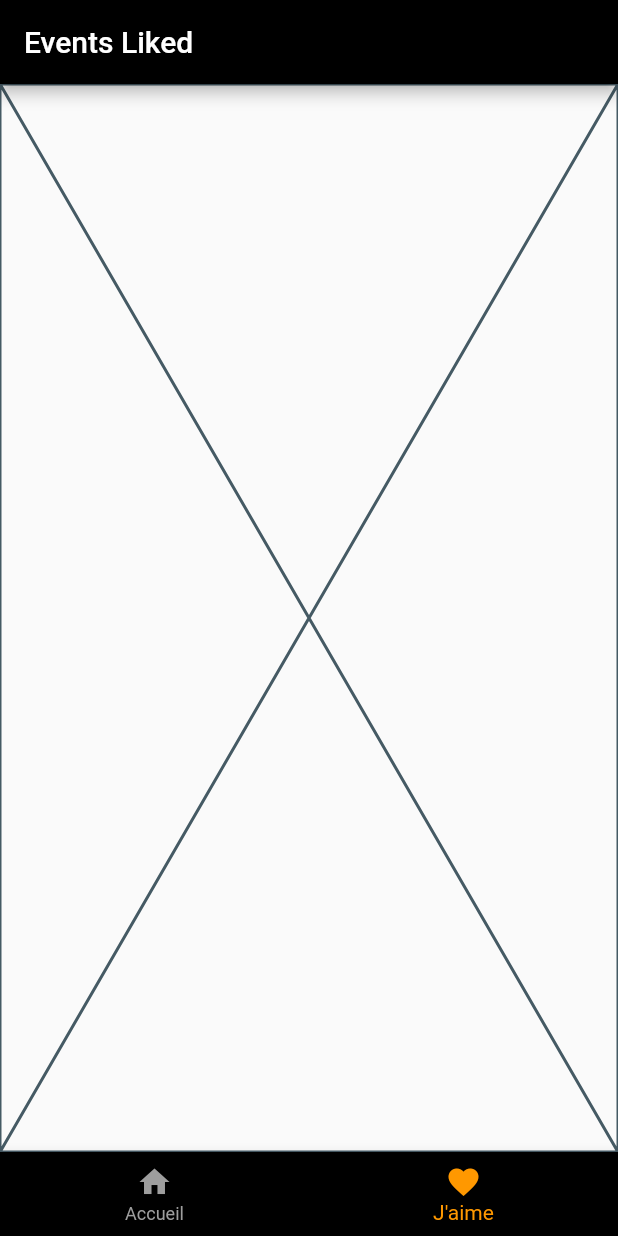
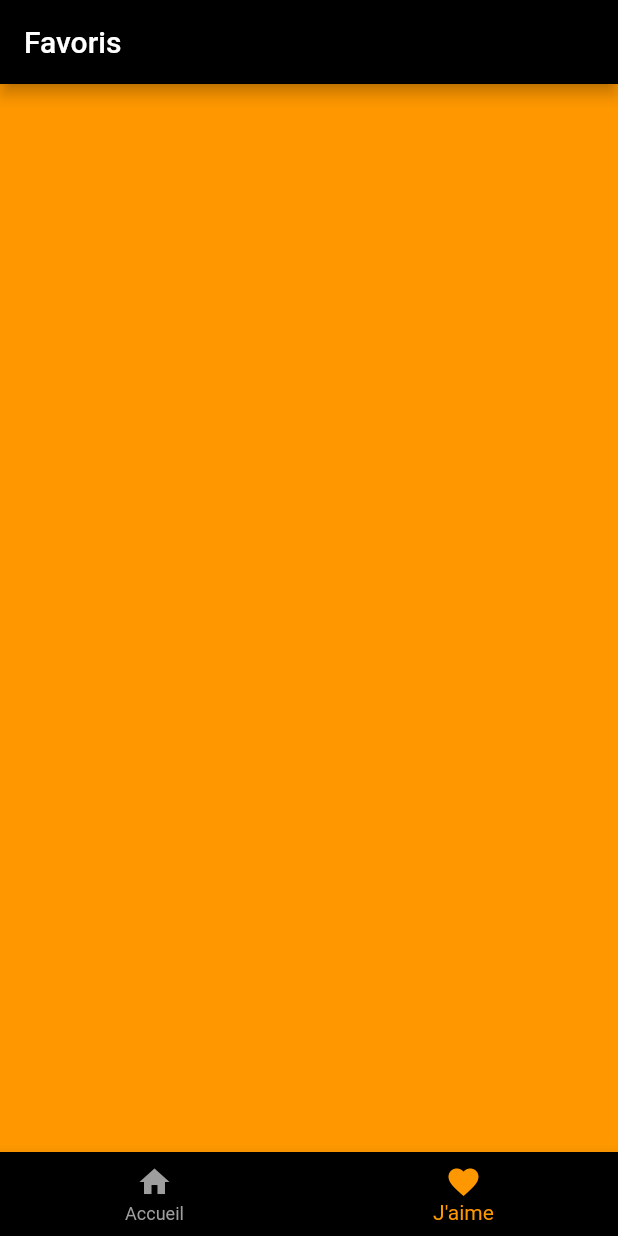
Before and after one commit to MrBen210/app_project_flutter, a Flutter app: the screen it shows after launch, item 2 of the bottom bar chosen, on a phone screen of 412 x 824 dp. Run offline on Flutter 3.47's test engine with Material 2 defaults, Android fonts, the phone set to English and light mode, and no system bars; network calls fail.

```diff
--- a/lib/Pages/Event_Liked.dart
+++ b/lib/Pages/Event_Liked.dart
@@ -7,10 +7,12 @@ class EventsLiked extends StatelessWidget {
   Widget build(BuildContext context) {
     return Scaffold(
       appBar: AppBar(
-        title: const Text('Events Liked'),
+        title: const Text('Favoris'),
         backgroundColor: Colors.black,
       ),
-      body: const Placeholder(),
+      body: Container(
+        color: Colors.orange,
+      ),
 
     );
   }
--- a/lib/models/events.dart
+++ b/lib/models/events.dart
@@ -1,15 +1,18 @@
-
 class Event {
   final String id;
   final String title;
   final String imageUrl;
   final String description;
+  final String price;
+  final String location;
 
   Event({
     required this.id,
     required this.title,
     required this.imageUrl,
     required this.description,
+    required this.price,
+    required this.location,
   });
 
   factory Event.fromJson(Map<String, dynamic> json) {
@@ -18,11 +21,13 @@ class Event {
       title: json['fields']['title'] as String? ?? '',
       imageUrl: json['fields']['cover_url'] as String? ?? '',
       description: json['fields']['description'] as String? ?? '',
+      price: json['fields']['price'] as String? ?? '',
+      location: json['fields']['location'] as String? ?? '',
     );
   }
 
   @override
   String toString() {
-    return 'Event{id: $id, title: $title, imageUrl: $imageUrl, description: $description}';
+    return 'Event{id: $id, title: $title, imageUrl: $imageUrl, description: $description, price: $price, location: $location}';
   }
 }
```
Also changed, not shown: lib/Pages/event_detail_page.dart (+22 -3 lines).
